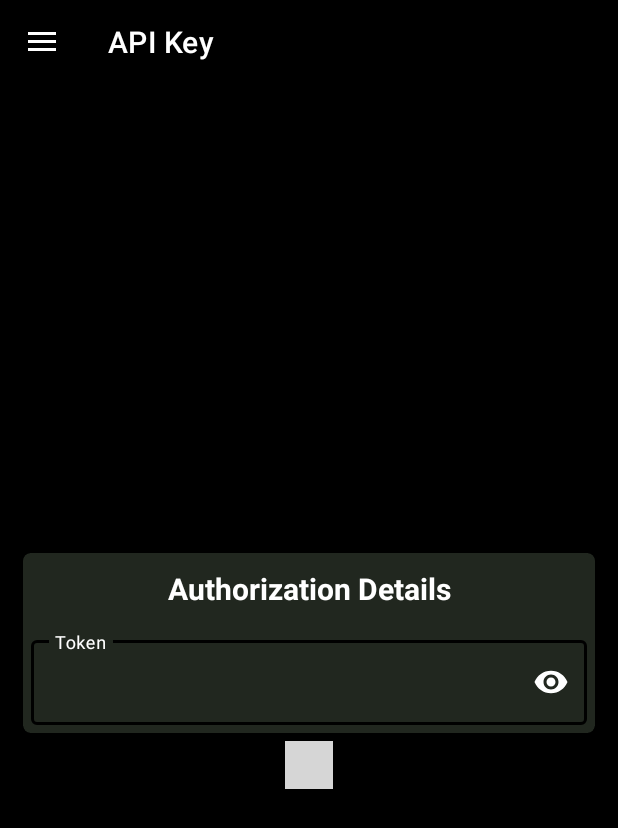
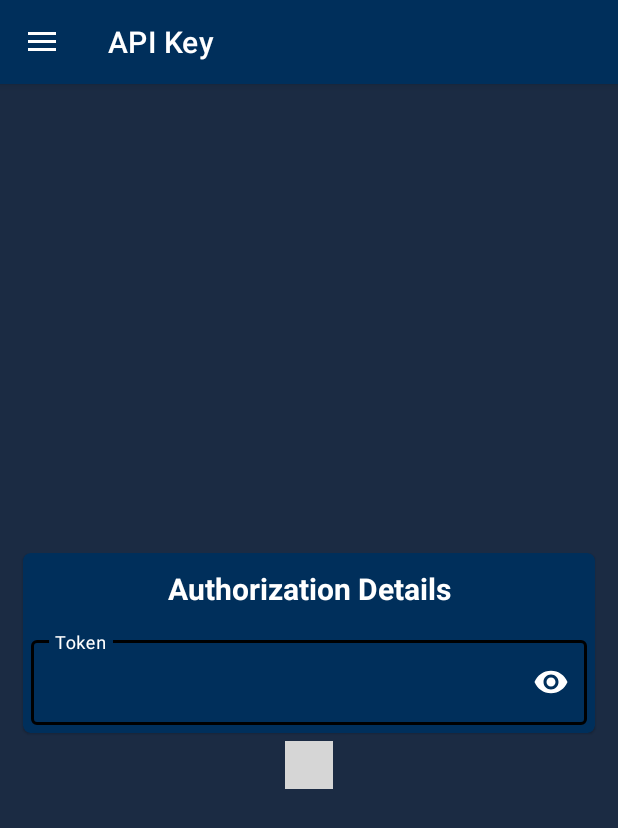
Before and after one commit to marsmensch/StackSats, an Android app: the screen it shows after launch (MainActivity), in the side drawer, after a tap on "API Key", on a phone screen of 412 x 824 dp. Shown: the top 828 px of the screen. Run offline under Robolectric (Android 15) with nearby library versions, the phone set to English and light mode, and no system bars; our stand-ins replace navigation-ui; libraries missing offline, so code that uses them is left out: com.ncorti.slidetoact, es.dmoral.toasty, io.jmdg.spanly; plain views replace SlideToActView; 10 statements that could not run were skipped; grey boxes are pictures that could not be loaded.

Commit message:
Bug fixes and UI changes.

```diff
--- a/app/src/main/java/com/androdevlinux/percy/stackingsats/SplashActivity.kt
+++ b/app/src/main/java/com/androdevlinux/percy/stackingsats/SplashActivity.kt
@@ -5,7 +5,6 @@ import android.graphics.Typeface
 import android.os.Build
 import android.os.Bundle
 import android.text.method.LinkMovementMethod
-import android.view.View
 import android.view.WindowInsets
 import android.view.WindowManager
 import androidx.appcompat.app.AppCompatActivity
@@ -29,14 +28,14 @@ class SplashActivity: AppCompatActivity() {
                 WindowManager.LayoutParams.FLAG_FULLSCREEN
             )
         }
-        // Sample usage
+
         tvMessage.text =
             Spanly()
                 .append(
-                    "Stacking Sats",
-                    font(Typeface.DEFAULT_BOLD),
-                    size(5f),
-                    clickable(View.OnClickListener {
+                    "Stack Sats",
+                    font(Typeface.SANS_SERIF),
+                    size(2.5f),
+                    clickable({
                         startActivity(Intent(this, MainActivity::class.java))
                         finish()
                     }),
--- a/app/src/main/java/com/androdevlinux/percy/stackingsats/api/HodlHodlApiClient.kt
+++ b/app/src/main/java/com/androdevlinux/percy/stackingsats/api/HodlHodlApiClient.kt
@@ -3,7 +3,6 @@ package com.androdevlinux.percy.stackingsats.api
 import android.content.Context
 import com.androdevlinux.percy.stackingsats.BuildConfig
 import com.google.gson.GsonBuilder
-import crypto.delta.exchange.openexchange.api.NetworkConnectionInterceptor
 import okhttp3.OkHttpClient
 import okhttp3.logging.HttpLoggingInterceptor
 import retrofit2.Retrofit
--- a/app/src/main/java/com/androdevlinux/percy/stackingsats/api/NetworkConnectionInterceptor.kt
+++ b/app/src/main/java/com/androdevlinux/percy/stackingsats/api/NetworkConnectionInterceptor.kt
@@ -1,9 +1,9 @@
-package crypto.delta.exchange.openexchange.api
+package com.androdevlinux.percy.stackingsats.api
 
 import android.content.Context
 import android.net.ConnectivityManager
 import android.net.NetworkCapabilities
-import android.os.Build
+import crypto.delta.exchange.openexchange.api.NoConnectivityException
 import okhttp3.Interceptor
 import okhttp3.Response
 import java.io.IOException
--- a/app/src/main/res/drawable/side_nav_bar.xml
+++ b/app/src/main/res/drawable/side_nav_bar.xml
@@ -2,8 +2,8 @@
     android:shape="rectangle">
     <gradient
         android:angle="135"
-        android:centerColor="#21271F"
-        android:endColor="#000000"
-        android:startColor="#21271F"
+        android:centerColor="@color/colorBlueDark"
+        android:endColor="@color/colorBlueDark"
+        android:startColor="@color/colorBlueDark"
         android:type="linear" />
 </shape>
--- a/app/src/main/res/layout/activity_splash.xml
+++ b/app/src/main/res/layout/activity_splash.xml
@@ -8,7 +8,7 @@
     <androidx.appcompat.widget.AppCompatImageView
         android:layout_width="wrap_content"
         android:layout_height="wrap_content"
-        android:src="@mipmap/ic_launcher" />
+        android:src="@mipmap/ic_launcher_round" />
 
     <TextView
         android:id="@+id/tvMessage"
--- a/app/src/main/res/layout/app_bar_main.xml
+++ b/app/src/main/res/layout/app_bar_main.xml
@@ -15,7 +15,7 @@
             android:id="@+id/toolbar"
             android:layout_width="match_parent"
             android:layout_height="?attr/actionBarSize"
-            android:background="?attr/colorPrimary"
+            android:background="#002f5b"
             app:popupTheme="@style/AppTheme.PopupOverlay" />
 
     </com.google.android.material.appbar.AppBarLayout>
--- a/app/src/main/res/layout/fragment_api_key.xml
+++ b/app/src/main/res/layout/fragment_api_key.xml
@@ -1,6 +1,5 @@
 <androidx.appcompat.widget.LinearLayoutCompat xmlns:android="http://schemas.android.com/apk/res/android"
     xmlns:card_view="http://schemas.android.com/apk/res-auto"
-    xmlns:tools="http://schemas.android.com/tools"
     android:gravity="center"
     android:layout_width="match_parent"
     android:layout_height="match_parent"
@@ -13,8 +12,8 @@
         android:layout_marginStart="15dp"
         android:layout_marginTop="20dp"
         android:layout_marginEnd="15dp"
-        android:background="@color/colorPrimaryDusk"
-        android:backgroundTint="@color/colorPrimaryDusk"
+        android:background="#002f5b"
+        android:backgroundTint="#002f5b"
         card_view:cardCornerRadius="5dp">
 
         <androidx.appcompat.widget.LinearLayoutCompat
--- a/app/src/main/res/layout/fragment_buy_settings.xml
+++ b/app/src/main/res/layout/fragment_buy_settings.xml
@@ -1,7 +1,6 @@
 <androidx.constraintlayout.widget.ConstraintLayout xmlns:android="http://schemas.android.com/apk/res/android"
     xmlns:app="http://schemas.android.com/apk/res-auto"
     android:layout_width="match_parent"
-    android:layout_marginBottom="?android:attr/actionBarSize"
     android:layout_height="match_parent">
 
     <com.google.android.material.textfield.TextInputLayout
--- a/app/src/main/res/layout/fragment_payment_methods.xml
+++ b/app/src/main/res/layout/fragment_payment_methods.xml
@@ -1,6 +1,5 @@
 <androidx.appcompat.widget.LinearLayoutCompat xmlns:android="http://schemas.android.com/apk/res/android"
     xmlns:card_view="http://schemas.android.com/apk/res-auto"
-    xmlns:tools="http://schemas.android.com/tools"
     android:layout_width="match_parent"
     android:gravity="center"
     android:layout_height="match_parent"
@@ -13,8 +12,8 @@
         android:layout_marginStart="15dp"
         android:layout_marginTop="20dp"
         android:layout_marginEnd="15dp"
-        android:background="@color/colorPrimaryDusk"
-        android:backgroundTint="@color/colorPrimaryDusk"
+        android:background="#002f5b"
+        android:backgroundTint="#002f5b"
         card_view:cardCornerRadius="5dp">
 
         <androidx.appcompat.widget.LinearLayoutCompat
--- a/app/src/main/res/layout/fragment_wallet.xml
+++ b/app/src/main/res/layout/fragment_wallet.xml
@@ -1,6 +1,5 @@
 <androidx.appcompat.widget.LinearLayoutCompat xmlns:android="http://schemas.android.com/apk/res/android"
     xmlns:card_view="http://schemas.android.com/apk/res-auto"
-    xmlns:tools="http://schemas.android.com/tools"
     android:gravity="center"
     android:layout_width="match_parent"
     android:layout_height="match_parent"
@@ -13,8 +12,8 @@
         android:layout_marginStart="15dp"
         android:layout_marginTop="20dp"
         android:layout_marginEnd="15dp"
-        android:background="@color/colorPrimaryDusk"
-        android:backgroundTint="@color/colorPrimaryDusk"
+        android:background="#002f5b"
+        android:backgroundTint="#002f5b"
         card_view:cardCornerRadius="5dp">
 
         <androidx.appcompat.widget.LinearLayoutCompat
--- a/app/src/main/res/values/styles.xml
+++ b/app/src/main/res/values/styles.xml
@@ -10,7 +10,7 @@
         <item name="android:textColorPrimary">@color/primaryTextColor</item>
 
         <!-- color of the default background -->
-        <item name="android:windowBackground">@color/backgroundColor</item>
+        <item name="android:windowBackground">@color/colorBlueDark</item>
 
         <item name="windowActionBar">false</item>
         <item name="windowNoTitle">true</item>
```
